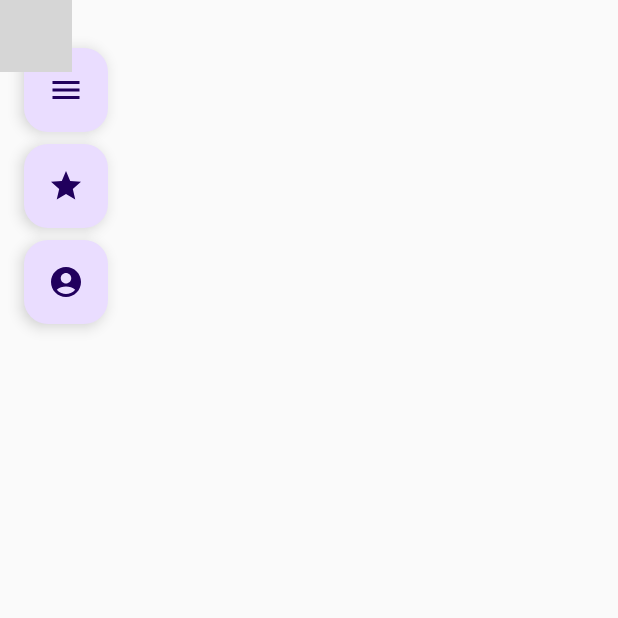
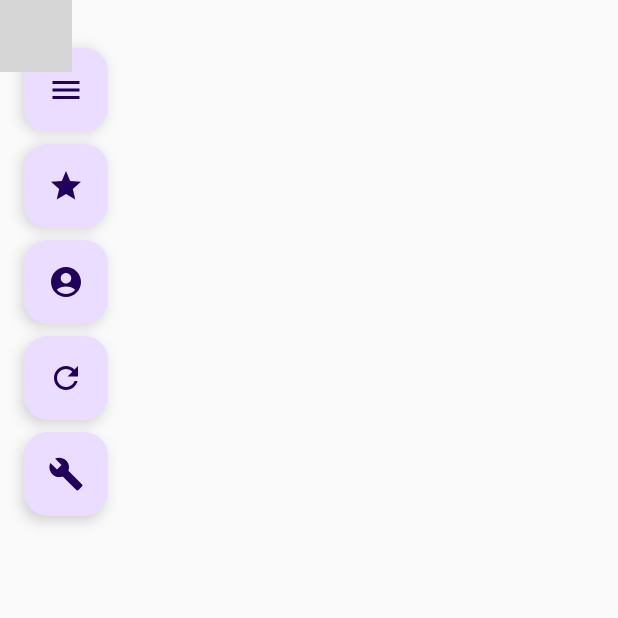
Before and after one commit to wunzunzeroz/rangr, an Android app built with Jetpack Compose: the screen it shows after launch (MapActivity), on a phone screen of 412 x 824 dp, the top half of it. Run offline under Robolectric (Android 15) with nearby library versions, the light colour scheme and no system bars; libraries missing offline, so code that uses them is left out: com.mapbox.android, com.mapbox.common, com.mapbox.geojson, com.mapbox.maps; 8 statements that could not run were skipped; grey boxes are pictures that could not be loaded.

Commit message:
Add marine charts

```diff
--- a/app/build.gradle.kts
+++ b/app/build.gradle.kts
@@ -59,6 +59,7 @@ dependencies {
     implementation("com.mapbox.maps:android:11.0.0")
     implementation("com.mapbox.extension:maps-compose:11.0.0")
     implementation("androidx.appcompat:appcompat:1.6.1")
+    implementation("com.google.android.material:material:1.11.0")
     testImplementation("junit:junit:4.13.2")
     androidTestImplementation("androidx.test.ext:junit:1.1.5")
     androidTestImplementation("androidx.test.espresso:espresso-core:3.5.1")
--- a/app/src/main/java/com/rangr/MapActivity.kt
+++ b/app/src/main/java/com/rangr/MapActivity.kt
@@ -1,13 +1,12 @@
 package com.rangr
 
 import android.os.Bundle
+import android.widget.Toast
 import androidx.activity.ComponentActivity
 import androidx.activity.compose.setContent
 import androidx.compose.foundation.layout.*
 import androidx.compose.material.icons.Icons
-import androidx.compose.material.icons.filled.AccountCircle
-import androidx.compose.material.icons.filled.Menu
-import androidx.compose.material.icons.filled.Star
+import androidx.compose.material.icons.filled.*
 import androidx.compose.material3.FloatingActionButton
 import androidx.compose.material3.Icon
 import androidx.compose.runtime.*
@@ -15,17 +14,27 @@ import androidx.compose.ui.Alignment
 import androidx.compose.ui.Modifier
 import androidx.compose.ui.unit.dp
 import androidx.compose.ui.viewinterop.AndroidView
+import com.google.android.material.bottomsheet.BottomSheetDialog
 import com.mapbox.common.location.*
 import com.mapbox.geojson.Point
 import com.mapbox.maps.CameraOptions
 import com.mapbox.maps.MapView
 import com.mapbox.maps.Style
+import com.mapbox.maps.extension.style.layers.addLayer
+import com.mapbox.maps.extension.style.layers.addLayerBelow
+import com.mapbox.maps.extension.style.layers.generated.rasterLayer
+import com.mapbox.maps.extension.style.light.Light
+import com.mapbox.maps.extension.style.sources.addSource
+import com.mapbox.maps.extension.style.sources.generated.rasterSource
 import java.lang.ref.WeakReference
 
 class MapActivity : ComponentActivity() {
     private lateinit var locationPermissionHelper: LocationPermissionHelper
     private lateinit var mapView: MapView
     private lateinit var mapController: MapboxController
+
+    private var hasRotationEnabled: Boolean = false
+
     override fun onCreate(savedInstanceState: Bundle?) {
         super.onCreate(savedInstanceState)
 
@@ -34,6 +43,7 @@ class MapActivity : ComponentActivity() {
 
         mapController.ScrollToLocation(168.0, -44.7)
         mapController.SetMapStyle(Style.OUTDOORS)
+        mapController.SetMapRotation(hasRotationEnabled)
 
         setContent { MainScreen(mapView = mapView) }
 
@@ -61,6 +71,10 @@ class MapActivity : ComponentActivity() {
                 Toggle3dButton(mapView)
                 Spacer(modifier = Modifier.height(8.dp))
                 LocateUserButton(mapView)
+                Spacer(modifier = Modifier.height(8.dp))
+                ToggleRotateButton()
+                Spacer(modifier = Modifier.height(8.dp))
+                EnableMarineMode()
             }
             // Positioning the BottomAppBar at the bottom of the screen
 //            BottomAppBar {
@@ -78,6 +92,54 @@ class MapActivity : ComponentActivity() {
 //                }
 //            }
         }
+    }
+
+    @Composable
+    private fun ToggleRotateButton() {
+        Box {
+            FloatingActionButton(onClick = {
+                hasRotationEnabled = !hasRotationEnabled
+                mapController.SetMapRotation(hasRotationEnabled)
+                ShowToast()
+            },
+                modifier = Modifier.align(Alignment.TopEnd),
+                content = { Icon(Icons.Filled.Refresh, contentDescription = "Toggle rotation") })
+        }
+    }
+
+    @Composable
+    private fun EnableMarineMode() {
+        Box {
+            FloatingActionButton(onClick = {
+                hasRotationEnabled = !hasRotationEnabled
+                mapController.SetMapRotation(hasRotationEnabled)
+
+                var apiKey = ""
+
+                mapView.mapboxMap.loadStyle(Style.DARK) {
+                    it.addSource(
+                        rasterSource("LINZ_MARINE") {
+                            tiles(listOf("https://tiles-cdn.koordinates.com/services;key=${apiKey}/tiles/v4/set=4758/EPSG:3857/{z}/{x}/{y}.png"))
+                            tileSize(128)
+                            minzoom(2)
+                            maxzoom(18)
+                        }
+                    )
+                    it.addLayer(
+                        rasterLayer("LINZ_MARINE_LAYER", "LINZ_MARINE") {
+                            sourceLayer("LINZ_MARINE")
+                        },
+                    )
+                }
+            },
+                modifier = Modifier.align(Alignment.TopEnd),
+                content = { Icon(Icons.Filled.Build, contentDescription = "Toggle rotation") })
+        }
+    }
+
+    private fun ShowToast() {
+        val text = if (hasRotationEnabled) "Map rotation enabled" else "Map rotation disabled"
+        Toast.makeText(this, text, Toast.LENGTH_SHORT).show()
     }
 
     @Composable
@@ -103,9 +165,12 @@ class MapActivity : ComponentActivity() {
 
     @Composable
     fun Toggle3dButton(mapView: MapView) {
+        var is3d by remember { mutableStateOf(false) }
+
         FloatingActionButton(onClick = {
-            mapController.ScrollToLocation(169.0, -45.0)
-            mapController.SetCameraPitch(30.0)
+            is3d = !is3d
+
+            mapController.SetCameraPitch(if (is3d) 30.0 else 0.0)
         }) {
             Icon(Icons.Filled.Star, contentDescription = "Toggle 3D viewing")
         }
--- a/app/src/main/java/com/rangr/MapboxController.kt
+++ b/app/src/main/java/com/rangr/MapboxController.kt
@@ -23,7 +23,6 @@ import com.mapbox.maps.plugin.locationcomponent.createDefault2DPuck
 import com.mapbox.maps.plugin.locationcomponent.location
 
 class MapboxController(private val mapView: MapView) {
-
     private val onIndicatorBearingChangedListener = OnIndicatorBearingChangedListener {
         mapView.mapboxMap.setCamera(CameraOptions.Builder().bearing(it).build())
     }
@@ -72,12 +71,17 @@ class MapboxController(private val mapView: MapView) {
         mapView.mapboxMap.setCamera(
             CameraOptions.Builder().zoom(14.0).build()
         )
+
         mapView.mapboxMap.loadStyle(
             Style.STANDARD
         ) {
             initLocationComponent()
             setupGesturesListener()
         }
+    }
+
+    fun SetMapRotation(enabled: Boolean) {
+        mapView.gestures.rotateEnabled = enabled
     }
 
     fun onDestroy() {
```
